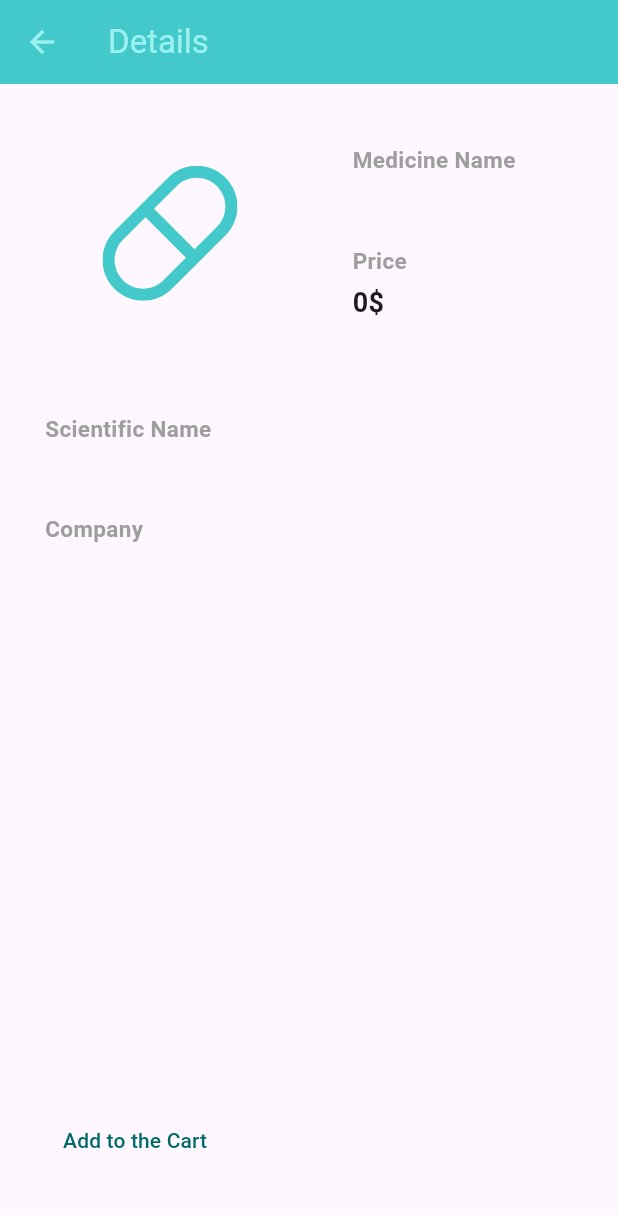
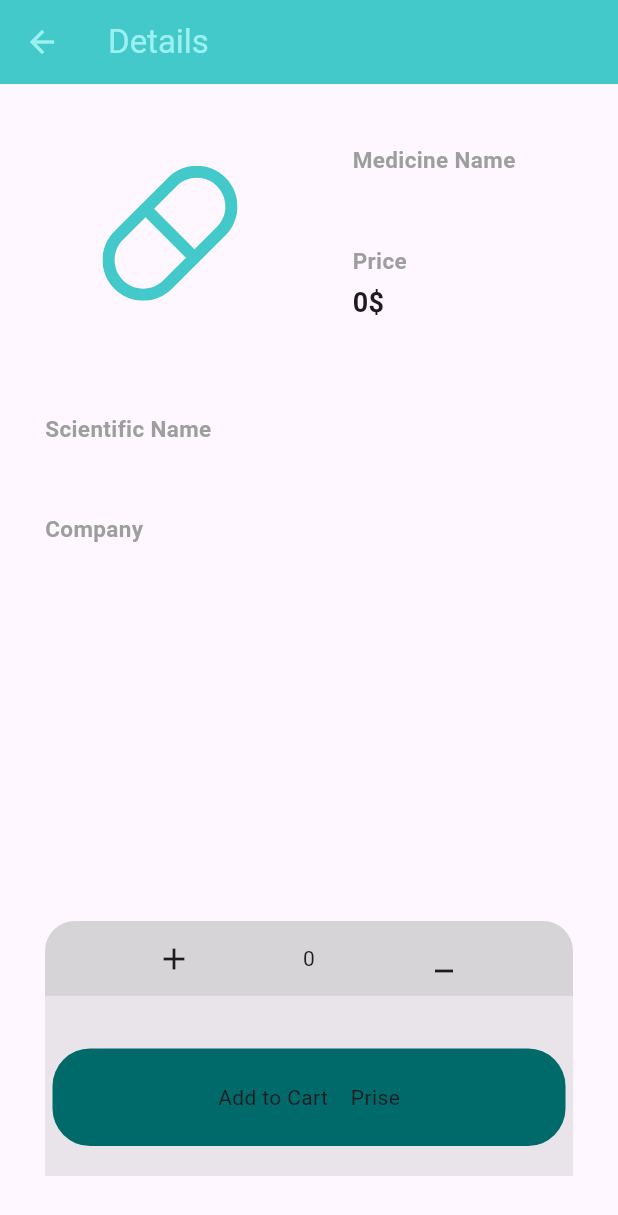
Before and after one commit to Ayaabq/pharma, a Flutter app: the MedDetails screen opened directly with empty values, on a phone screen of 412 x 824 dp. Shown: the top 1215 px of the screen. Run offline on Flutter 3.47's test engine with Material 3 defaults, Android fonts, the light colour scheme and no system bars; our stand-ins replace animated_bottom_navigation_bar, animated_splash_screen, carousel_slider, flutter_riverpod, flutter_svg, google_fonts and 4 more; missing offline and left inert: regexpattern; accounts and stored records are empty; network calls fail.

Commit message:
setup the order ui

```diff
--- /dev/null
+++ b/lib/data/medicine.dart
@@ -0,0 +1,7 @@
+
+
+import 'package:pharma/models/medicine.dart';
+
+import '../models/pair.dart';
+
+List<Pair<int, MedicineModel>> cart= [];
--- /dev/null
+++ b/lib/models/pair.dart
@@ -0,0 +1,6 @@
+class Pair<T, U> {
+  final T first;
+  final U second;
+
+  Pair(this.first, this.second);
+}
--- /dev/null
+++ b/lib/providers/cart_provider.dart
@@ -0,0 +1,25 @@
+
+import 'package:flutter_riverpod/flutter_riverpod.dart';
+import 'package:pharma/models/medicine.dart';
+import 'package:pharma/data/medicine.dart';
+
+import '../models/pair.dart';
+// sate notifier is a generic class we all the <>...
+class CartNotifier extends StateNotifier<List<Pair<int, MedicineModel>>> {
+  // we add all the initial value
+  //and all the methods we want to ably on it
+
+  // pass the initial data:
+  CartNotifier() : super([]);
+
+  addItem(MedicineModel medicine , int quantity) {
+    List<Pair<int, MedicineModel>> temp= state;
+    temp.add(Pair(quantity, medicine));
+    state = temp;
+    cart=temp;
+  }
+}
+
+final cartProvider = StateNotifierProvider<CartNotifier, List<Pair<int, MedicineModel>>>((ref) {
+  return CartNotifier();
+});
--- a/lib/screens/categories.dart
+++ b/lib/screens/categories.dart
@@ -70,6 +70,20 @@ class _CategoriesScreenState extends ConsumerState<CategoriesScreen> {
       ),
       floatingActionButton: CartFloatingButton(),
       floatingActionButtonLocation: FloatingActionButtonLocation.centerFloat,
+      bottomNavigationBar: BottomNavigationBar(items: [
+      BottomNavigationBarItem(
+      icon: Icon(Icons.home),
+      label: 'Home',
+    ),
+    BottomNavigationBarItem(
+    icon: Icon(Icons.search),
+    label: 'Search',
+    ),
+    BottomNavigationBarItem(
+    icon: Icon(Icons.person),
+    label: 'Profile',)
+
+    ],),
       body: Column(
         mainAxisAlignment: MainAxisAlignment.start,
         crossAxisAlignment: CrossAxisAlignment.start,
--- a/lib/screens/medicine_details_screen.dart
+++ b/lib/screens/medicine_details_screen.dart
@@ -4,6 +4,8 @@ import 'package:flutter_svg/flutter_svg.dart';
 import 'package:pharma/models/medicine.dart';
 import 'package:pharma/providers/auth_data_provider.dart';
 import 'package:pharma/services/get_medicine_service.dart';
+import 'package:pharma/widgets/order/adding_item.dart';
+import 'package:pharma/widgets/order/add_container.dart';
 
 class MedDetails extends StatefulWidget {
   const MedDetails({
@@ -41,7 +43,7 @@ class _MedDetailsState extends State<MedDetails> {
                 Column(
                   crossAxisAlignment: CrossAxisAlignment.start,
                   children: [
-                    Text(
+                    const Text(
                       'Medicine Name',
                       style: TextStyle(
                         color: Colors.grey,
@@ -49,17 +51,17 @@ class _MedDetailsState extends State<MedDetails> {
                         fontWeight: FontWeight.w600,
                       ),
                     ),
-                    SizedBox(height: 5),
+                   const  SizedBox(height: 5),
                     Text(
                       widget.medicine.commercial_name.toString(),
                       //medicine.name.toString(),
-                      style: TextStyle(
+                      style: const TextStyle(
                         fontSize: 18,
                         fontWeight: FontWeight.bold,
                       ),
                     ),
-                    SizedBox(height: 15),
-                    Text(
+                   const  SizedBox(height: 15),
+                   const Text(
                       'Price',
                       style: TextStyle(
                         color: Colors.grey,
@@ -67,7 +69,7 @@ class _MedDetailsState extends State<MedDetails> {
                         fontWeight: FontWeight.w600,
                       ),
                     ),
-                    SizedBox(height: 5),
+                   const SizedBox(height: 5),
                     Text(
                       '${widget.medicine.cost.toString()}\$',
                       style: TextStyle(
@@ -119,10 +121,10 @@ class _MedDetailsState extends State<MedDetails> {
             ),
             //spacer to the end of the screen
             const Spacer(),
-            TextButton(
-              onPressed: () {},
-              child: Text('Add to the Cart'),
-            ),
+
+
+               AddContainer(),
+
           ],
         ),
       ),
--- a/lib/screens/search_screen.dart
+++ b/lib/screens/search_screen.dart
@@ -104,8 +104,8 @@ class _SearchScreenState extends ConsumerState<SearchScreen> {
   @override
   Widget build(BuildContext context) {
     Widget content = const Text("No Results match");
-    if (state != 0 && state != 3)
-      content = Expanded(
+    if (state != 0 && state != 3) {
+      content =Expanded(
         child: ListView.builder(
             itemCount: state == 1 ? categories.length : medicines.length,
             itemBuilder: (context, index) {
@@ -126,6 +126,7 @@ class _SearchScreenState extends ConsumerState<SearchScreen> {
               );
             }),
       );
+    }
     return Scaffold(
       appBar: AppBar(backgroundColor: const Color.fromARGB(255, 67, 201, 201)),
       body: Column(children: [
--- /dev/null
+++ b/lib/widgets/order/add_circular_button.dart
@@ -0,0 +1,22 @@
+import 'package:flutter/material.dart';
+
+class AddButton extends StatelessWidget {
+ AddButton({super.key, required this.onPressed, required this.icon});
+final IconData icon;
+void Function()  onPressed;
+  @override
+  Widget build(BuildContext context) {
+    return InkWell(
+      onTap: onPressed,
+      child: Container(
+          width: 50,
+          height: 50,
+          decoration: BoxDecoration(
+            shape: BoxShape.circle,
+
+          ),
+        child: Center(child: Icon(icon)),
+      ),
+    );
+  }
+}
--- /dev/null
+++ b/lib/widgets/order/add_container.dart
@@ -0,0 +1,34 @@
+import 'package:flutter/material.dart';
+import 'package:pharma/widgets/order/adding_item.dart';
+import 'package:pharma/widgets/order/final_add.dart';
+// color: Theme.of(context).colorScheme.surfaceTint,
+
+class AddContainer extends StatelessWidget {
+ const AddContainer({super.key});
+
+  @override
+  Widget build(BuildContext context) {
+
+    return  Container(
+      width:  double.infinity,
+      height: 170,
+      decoration: BoxDecoration(
+        color: Theme.of(context).splashColor,
+        borderRadius:const  BorderRadius.only(
+        topLeft: Radius.circular(20.0),
+    topRight: Radius.circular(20.0),
+
+    ),
+    ),
+      child: Column(
+        mainAxisAlignment: MainAxisAlignment.spaceBetween,
+        children: [
+          AddItemButton(),
+          Padding(
+            padding: const EdgeInsets.symmetric(vertical: 20, horizontal:  5),
+            child: FinalAddButton(),
+          )
+        ],
+      ));
+  }
+}
--- /dev/null
+++ b/lib/widgets/order/adding_item.dart
@@ -0,0 +1,35 @@
+import 'package:flutter/material.dart';
+import 'package:pharma/widgets/order/add_circular_button.dart';
+
+class AddItemButton extends StatefulWidget {
+  const AddItemButton({super.key});
+
+  @override
+  State<AddItemButton> createState() => _AddItemButtonState();
+}
+
+class _AddItemButtonState extends State<AddItemButton> {
+  @override
+  Widget build(BuildContext context) {
+    return  Center(
+      child: Container(
+        width: double.infinity,
+          height: 50,
+          decoration: BoxDecoration(
+        borderRadius:const  BorderRadius.only(
+        topLeft: Radius.circular(20.0),
+    topRight: Radius.circular(20.0),),
+            color: Theme.of(context).highlightColor,// Set your desired background color
+          ),
+        child: Row(
+          mainAxisAlignment: MainAxisAlignment.spaceEvenly,
+          children: [
+              AddButton(onPressed: (){}, icon: Icons.add),
+              Text("0"),
+              AddButton(onPressed: (){}, icon: Icons.minimize),
+          ],
+        ),
+      ),
+    );
+  }
+}
--- /dev/null
+++ b/lib/widgets/order/final_add.dart
@@ -0,0 +1,29 @@
+import 'package:flutter/material.dart';
+
+class FinalAddButton extends StatefulWidget {
+  const FinalAddButton({super.key});
+
+  @override
+  State<FinalAddButton> createState() => _FinalAddButtonState();
+}
+
+class _FinalAddButtonState extends State<FinalAddButton> {
+  @override
+  Widget build(BuildContext context) {
+    return Container(
+      width: double.infinity,
+      height: 65,
+      decoration: BoxDecoration(
+        borderRadius: BorderRadius.circular(25),
+        color: Theme.of(context).colorScheme.surfaceTint,
+      ),
+      child: Row(
+        mainAxisAlignment: MainAxisAlignment.center,
+        children: [
+
+      Text("Add to Cart"),
+    SizedBox(width: 15,),
+      Text("Prise"),
+    ],),);
+  }
+}
--- a/pubspec.yaml
+++ b/pubspec.yaml
@@ -46,6 +46,7 @@ dependencies:
   flutter_riverpod: ^2.4.9
   animated_bottom_navigation_bar: ^1.3.0
   flutter_svg: ^2.0.9
+  easy_container: ^1.0.4+1
 
 
 
```
Also changed, not shown: lib/models/order.dart (added), pubspec.lock.
